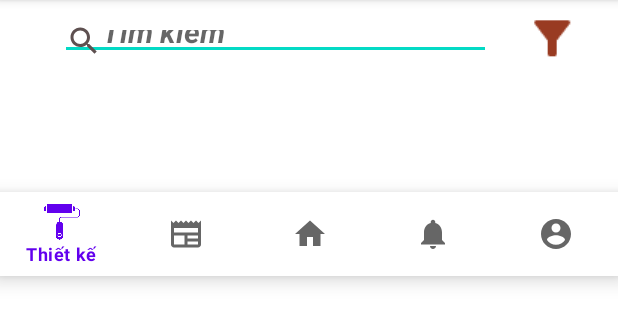
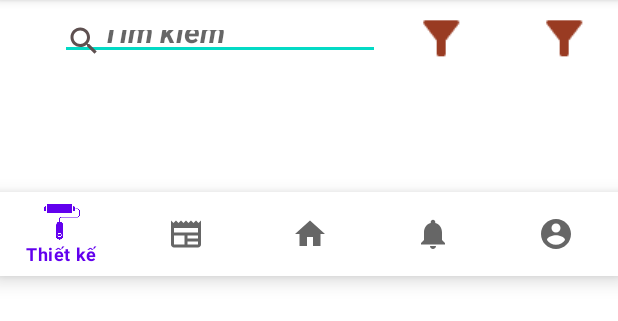
Before and after one commit to giangle286/MOBILE_PROJECT, an Android app: the HomePage screen opened directly, with no data from a screen before it, on a phone screen of 412 x 824 dp, the part 84-405 px from its top. Run offline under Robolectric (Android 15) with nearby library versions, the phone set to English and light mode, and no system bars.

Commit message:
Update activity_home_page.xml

```diff
--- a/app/src/main/res/layout/activity_home_page.xml
+++ b/app/src/main/res/layout/activity_home_page.xml
@@ -34,6 +34,15 @@
                 android:paddingBottom="5dp"/>
             <ImageButton
                 android:id="@+id/imvChat"
+                android:layout_width="70dp"
+                android:layout_height="70dp"
+                android:layout_marginLeft="12dp"
+                android:paddingRight="10dp"
+                android:background="#ffffff" android:src="@drawable/ic_baseline_filter_alt_24"
+                android:scaleX="1.5"
+                android:scaleY="1.5"/>
+            <ImageButton
+                android:id="@+id/imvBlog"
                 android:layout_width="70dp"
                 android:layout_height="70dp"
                 android:layout_marginLeft="12dp"
```
